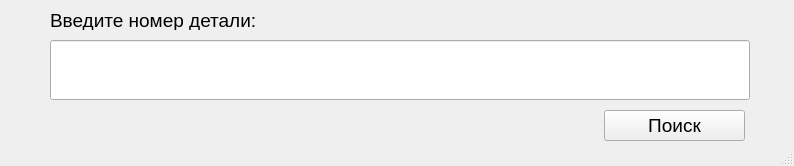
Above: main_window_voltage.ui from AlekseyAShsc/one_project before the change. Below: the same form after it.
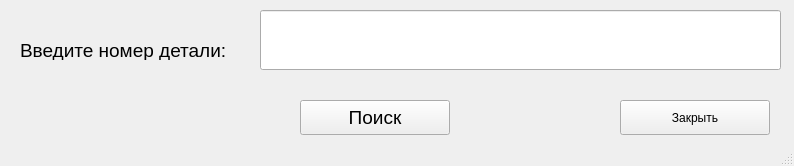
That is the form after the change.

Commit message: Добавлена форма. Добавлено сообщение на форму.

Patch:
```diff
--- a/main_window_voltage.ui
+++ b/main_window_voltage.ui
@@ -26,9 +26,9 @@
     </property>
     <property name="geometry">
      <rect>
-      <x>50</x>
-      <y>40</y>
-      <width>700</width>
+      <x>260</x>
+      <y>10</y>
+      <width>521</width>
       <height>60</height>
      </rect>
     </property>
@@ -52,9 +52,9 @@
    <widget class="QLabel" name="L_Description">
     <property name="geometry">
      <rect>
-      <x>50</x>
-      <y>10</y>
-      <width>331</width>
+      <x>20</x>
+      <y>40</y>
+      <width>211</width>
       <height>20</height>
      </rect>
     </property>
@@ -70,9 +70,9 @@
    <widget class="QLabel" name="label">
     <property name="geometry">
      <rect>
-      <x>50</x>
-      <y>110</y>
-      <width>541</width>
+      <x>30</x>
+      <y>80</y>
+      <width>741</width>
       <height>21</height>
      </rect>
     </property>
@@ -83,10 +83,10 @@
    <widget class="QPushButton" name="B_Search">
     <property name="geometry">
      <rect>
-      <x>604</x>
-      <y>110</y>
-      <width>141</width>
-      <height>31</height>
+      <x>300</x>
+      <y>100</y>
+      <width>150</width>
+      <height>35</height>
      </rect>
     </property>
     <property name="font">
@@ -100,6 +100,19 @@
      <string>Поиск</string>
     </property>
    </widget>
+   <widget class="QPushButton" name="B_exit">
+    <property name="geometry">
+     <rect>
+      <x>620</x>
+      <y>100</y>
+      <width>150</width>
+      <height>35</height>
+     </rect>
+    </property>
+    <property name="text">
+     <string>Закрыть</string>
+    </property>
+   </widget>
   </widget>
   <widget class="QStatusBar" name="statusbar"/>
  </widget>
```
The commit also changes 3 other files.
